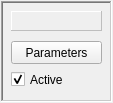
Qt form src/gui/ComponentWidget.ui (CompEphys-team/stdpc) before a commit.
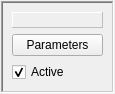
The same form after that commit.

What changed in the file:
```diff
--- a/src/gui/ComponentWidget.ui
+++ b/src/gui/ComponentWidget.ui
@@ -6,8 +6,8 @@
    <rect>
     <x>0</x>
     <y>0</y>
-    <width>113</width>
-    <height>103</height>
+    <width>115</width>
+    <height>91</height>
    </rect>
   </property>
   <property name="windowTitle">
@@ -16,15 +16,21 @@
   <property name="autoFillBackground">
    <bool>true</bool>
   </property>
+  <layout class="QGridLayout" name="gridLayout">
+   <property name="leftMargin">
+    <number>1</number>
+   </property>
+   <property name="topMargin">
+    <number>1</number>
+   </property>
+   <property name="rightMargin">
+    <number>1</number>
+   </property>
+   <property name="bottomMargin">
+    <number>1</number>
+   </property>
+   <item row="0" column="0">
   <widget class="QFrame" name="frame">
-   <property name="geometry">
-    <rect>
-     <x>1</x>
-     <y>1</y>
-     <width>111</width>
-     <height>101</height>
-    </rect>
-   </property>
    <property name="autoFillBackground">
     <bool>true</bool>
    </property>
@@ -34,18 +40,12 @@
    <property name="frameShadow">
     <enum>QFrame::Sunken</enum>
    </property>
+     <layout class="QGridLayout" name="gridLayout_2">
+      <item row="0" column="0">
    <widget class="QLabel" name="label">
     <property name="enabled">
      <bool>false</bool>
     </property>
-    <property name="geometry">
-     <rect>
-      <x>10</x>
-      <y>10</y>
-      <width>91</width>
-      <height>20</height>
-     </rect>
-    </property>
     <property name="font">
      <font>
       <weight>75</weight>
@@ -73,29 +73,20 @@
     <property name="text">
      <string/>
     </property>
-   </widget>
+        <property name="wordWrap">
+         <bool>true</bool>
+        </property>
+       </widget>
+      </item>
+      <item row="1" column="0">
    <widget class="QPushButton" name="params">
-    <property name="geometry">
-     <rect>
-      <x>10</x>
-      <y>40</y>
-      <width>91</width>
-      <height>23</height>
-     </rect>
-    </property>
     <property name="text">
      <string>Parameters</string>
     </property>
    </widget>
+      </item>
+      <item row="2" column="0">
    <widget class="QCheckBox" name="active">
-    <property name="geometry">
-     <rect>
-      <x>10</x>
-      <y>70</y>
-      <width>70</width>
-      <height>17</height>
-     </rect>
-    </property>
     <property name="text">
      <string>Active</string>
     </property>
@@ -103,7 +94,11 @@
      <bool>true</bool>
     </property>
    </widget>
-  </widget>
+      </item>
+     </layout>
+    </widget>
+   </item>
+  </layout>
  </widget>
  <resources/>
  <connections/>
```
Lines whose indentation alone changed are shown as unchanged.
